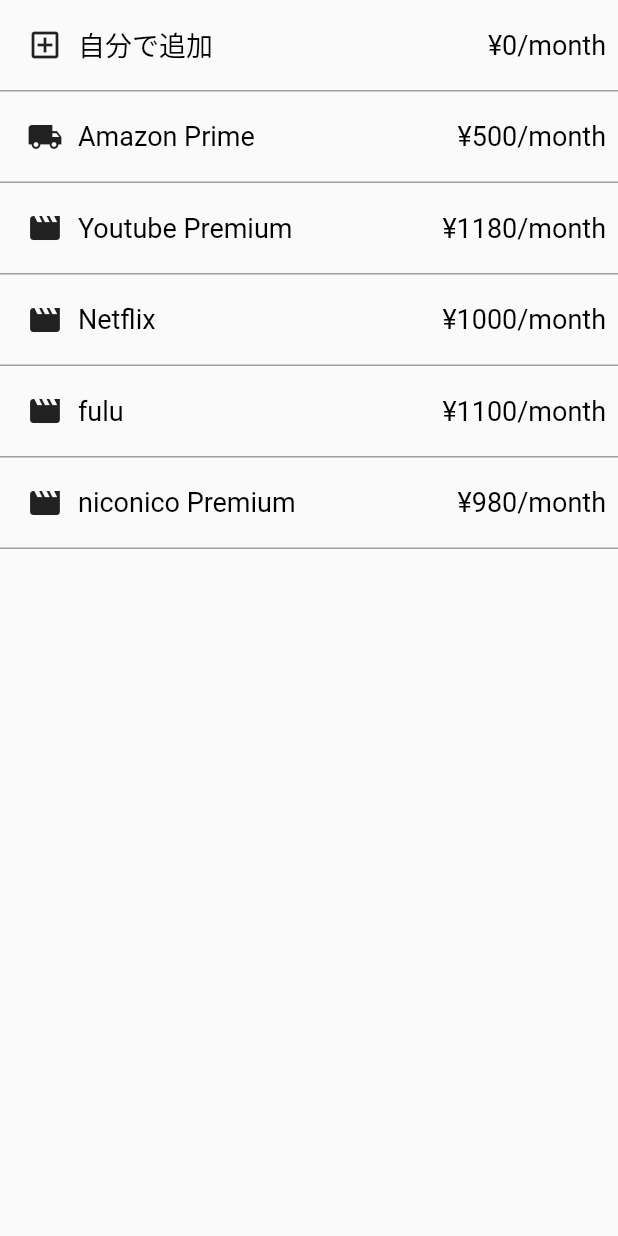
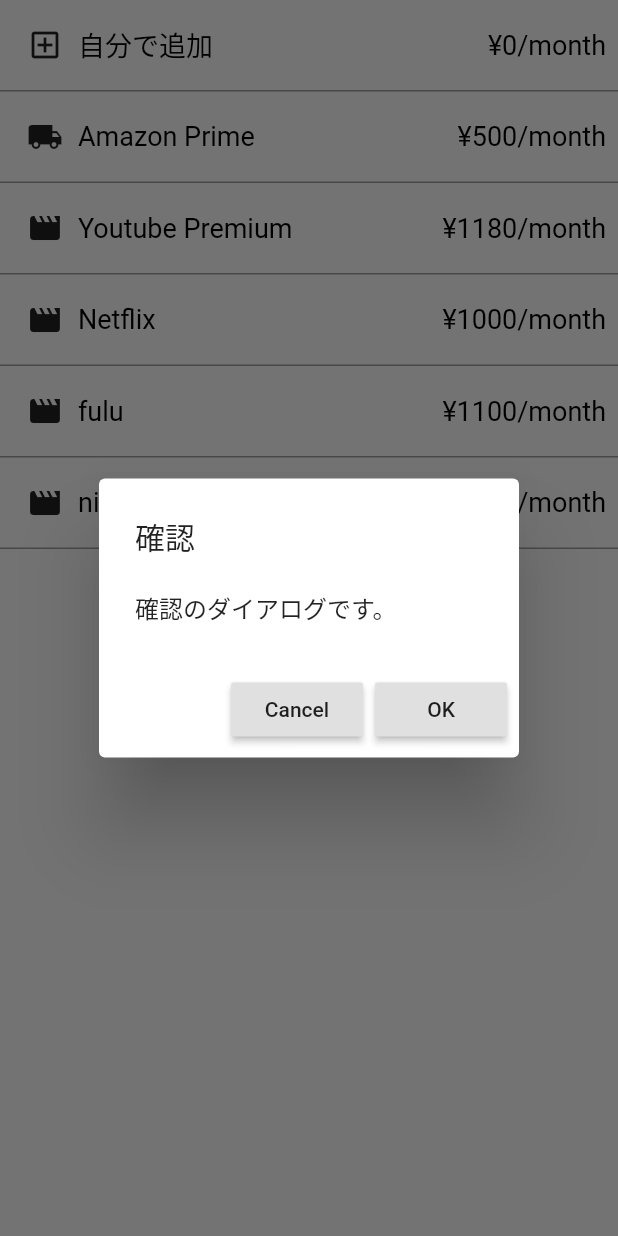
Before and after one commit to shotaro-pd/sub_manage, a Flutter app: the AddSubscriptionListBody widget shown alone on an empty page, opened directly, after a tap on "自分で追加", on a phone screen of 412 x 824 dp. Run offline on Flutter 3.47's test engine with Material 2 defaults, Android fonts, the phone set to English and light mode, and no system bars; our stand-ins replace sqflite; accounts and stored records are empty.

Commit message:
ダイアログ共通化

```diff
--- a/lib/component/body/add_subscription_list_body.dart
+++ b/lib/component/body/add_subscription_list_body.dart
@@ -1,4 +1,5 @@
 import '../importer.dart';
+import '../dialog/input_dialog.dart';
 
 
 class AddSubscriptionListBody extends StatefulWidget {
@@ -68,8 +69,14 @@ class _AddSubscriptionListBodyState extends State<AddSubscriptionListBody> {
             ],
           )
       ),
-      onTap: () {
-
+      onTap: () async {
+        await showDialog<int>(
+          context: context,
+          barrierDismissible: false,
+          builder: (BuildContext context){
+            return InputDialog();
+          }
+        );
       },
     );
   }
--- /dev/null
+++ b/lib/component/dialog/input_dialog.dart
@@ -0,0 +1,29 @@
+import '../importer.dart';
+
+class InputDialog extends StatefulWidget {
+
+  InputDialog({Key key}) : super(key: key);
+
+  @override
+  State<StatefulWidget> createState() => new _InputDialogState();
+}
+
+class _InputDialogState extends State<InputDialog> {
+  @override
+  Widget build(BuildContext context) {
+    return AlertDialog(
+      title: Text('確認'),
+      content: Text('確認のダイアログです。'),
+      actions: <Widget>[
+        RaisedButton(
+          child: Text('Cancel'),
+          onPressed: () => Navigator.of(context).pop(0),
+        ),
+        RaisedButton(
+          child: Text('OK'),
+          onPressed: () => Navigator.of(context).pop(1),
+        ),
+      ],
+    );
+  }
+}
```
Also changed, not shown: lib/component/dialog/InputDialog.dart (deleted).
